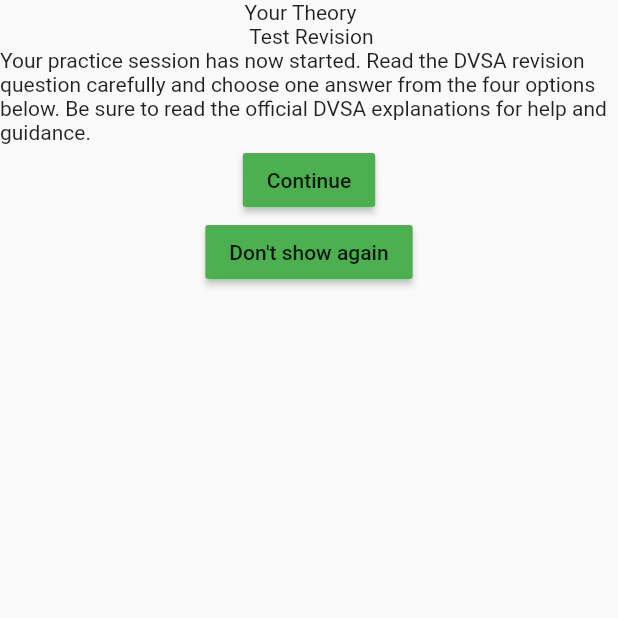
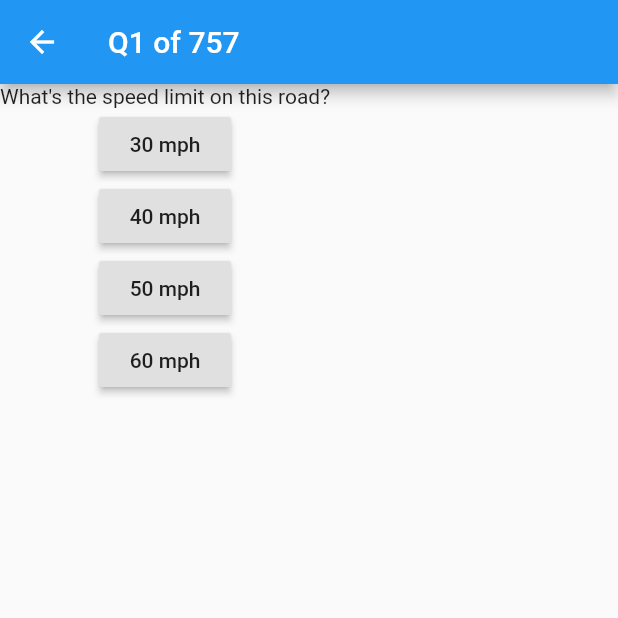
Before and after one commit to Impulseone/DrivingTheoryTest, a Flutter app: the WarningScreen screen opened directly, after a tap on "Don't show again", on a phone screen of 412 x 824 dp, the top half of it. Run offline on Flutter 3.47's test engine with Material 2 defaults, Android fonts, the phone set to English and light mode, and no system bars; our stand-ins replace rxdart.

Commit message:
question screen completed

```diff
--- /dev/null
+++ b/dirving_theory_test/assets/questions.json
@@ -0,0 +1,24 @@
+[
+  {
+    "id": 1,
+    "hasImage": true,
+    "question": "What's the speed limit on this road?",
+    "answer_1": "30 mph",
+    "answer_2": "40 mph",
+    "answer_3": "50 mph",
+    "answer_4": "60 mph",
+    "right_answer": 4,
+    "explanation": "If you're driving in a built-up area, the speed limit will be low"
+  },
+  {
+    "id": 2,
+    "hasImage": false,
+    "question": "You're approaching a red light at a puffing crossing. Pedestrians are on the crossing. When will the red light change?",
+    "answer_1": "When the pedestrians push the button on the far side of the crossing",
+    "answer_2": "When a driver from the opposite direction reaches the crossing",
+    "answer_3": "When the pedestrians have cleared the crossing",
+    "answer_4": "When you start to edge forward onto the crossing",
+    "right_answer": 3,
+    "explanation": "A sensor will automatically detect that the pedestrians have reached a safe position."
+  }
+]
--- /dev/null
+++ b/dirving_theory_test/lib/bloc/questionBloc.dart
@@ -0,0 +1,28 @@
+import 'dart:convert';
+
+import 'package:dirving_theory_test/model/question.dart';
+import 'package:flutter/services.dart';
+import 'package:rxdart/rxdart.dart';
+
+class QuestionBloc {
+  final BehaviorSubject<List<Question>> _questionController =
+      BehaviorSubject<List<Question>>();
+
+  Stream<List<Question>> get questions => _questionController.stream;
+
+  Future<List<Question>> readQuestionsFromFile() async {
+    List<Question> questions = List();
+    String json = await rootBundle.loadString("assets/questions.json");
+    final List<dynamic> response = jsonDecode(json);
+    response.forEach((element) {
+      Question question = Question.fromJson(element);
+      questions.add(question);
+    });
+    _questionController.sink.add(questions);
+    return questions;
+  }
+
+  void dispose() {
+    _questionController.close();
+  }
+}
--- /dev/null
+++ b/dirving_theory_test/lib/model/question.dart
@@ -0,0 +1,50 @@
+class Question {
+  int id;
+  bool hasImage;
+  String question;
+  String answer1;
+  String answer2;
+  String answer3;
+  String answer4;
+  int rightAnswer;
+  String explanation;
+
+  Question(
+      {this.id,
+      this.hasImage,
+      this.question,
+      this.answer1,
+      this.answer2,
+      this.answer3,
+      this.answer4,
+      this.rightAnswer,
+      this.explanation});
+
+  static Question fromJson(json) {
+    return Question(
+      id: json["id"],
+      hasImage: json["hasImage"],
+      question: json["question"],
+      answer1: json["answer_1"],
+      answer2: json["answer_2"],
+      answer3: json["answer_3"],
+      answer4: json["answer_4"],
+      rightAnswer: json["right_answer"],
+      explanation: json["explanation"],
+    );
+  }
+
+  Map<String, dynamic> toJson() {
+    return {
+      'id': id,
+      'hasImage': hasImage,
+      'question': question,
+      'answer1': answer1,
+      'answer2': answer2,
+      'answer3': answer3,
+      'answer4': answer4,
+      'rightAnswer': rightAnswer,
+      'explanation': explanation,
+    };
+  }
+}
--- /dev/null
+++ b/dirving_theory_test/lib/view/question_screen.dart
@@ -0,0 +1,44 @@
+import 'package:dirving_theory_test/bloc/questionBloc.dart';
+import 'package:dirving_theory_test/model/question.dart';
+import 'package:flutter/material.dart';
+
+class QuestionScreen extends StatefulWidget {
+  @override
+  _QuestionScreenState createState() => _QuestionScreenState();
+}
+
+class _QuestionScreenState extends State<QuestionScreen> {
+  int questionNumber = 1;
+  List<Question> questions;
+  QuestionBloc questionBloc = QuestionBloc();
+
+  @override
+  Widget build(BuildContext context) {
+    questionBloc.readQuestionsFromFile();
+    return Scaffold(
+        appBar: AppBar(
+          title: Text("Q1 of 757"),
+        ),
+        body: StreamBuilder<List<Question>>(
+          stream: questionBloc.questions,
+          builder: (context, snapshot) {
+            if (snapshot.hasData && snapshot.data.length > 0)
+              return Column(
+                children: [
+                  Text(snapshot.data[0].question),
+                  RaisedButton(
+                      child: Text(snapshot.data[0].answer1), onPressed: () {}),
+                  RaisedButton(
+                      child: Text(snapshot.data[0].answer2), onPressed: () {}),
+                  RaisedButton(
+                      child: Text(snapshot.data[0].answer3), onPressed: () {}),
+                  RaisedButton(
+                      child: Text(snapshot.data[0].answer4), onPressed: () {}),
+                ],
+              );
+            else
+              return Column();
+          },
+        ));
+  }
+}
--- a/dirving_theory_test/lib/view/warning_screen.dart
+++ b/dirving_theory_test/lib/view/warning_screen.dart
@@ -1,3 +1,4 @@
+import 'package:dirving_theory_test/view/question_screen.dart';
 import 'package:flutter/material.dart';
 
 class WarningScreen extends StatelessWidget {
@@ -14,7 +15,10 @@ class WarningScreen extends StatelessWidget {
           RaisedButton(
               child: Text("Don't show again"),
               color: Colors.green,
-              onPressed: () {})
+              onPressed: () {
+                Navigator.of(context).push(
+                    MaterialPageRoute(builder: (context) => QuestionScreen()));
+              })
         ],
       ),
     );
--- a/dirving_theory_test/pubspec.yaml
+++ b/dirving_theory_test/pubspec.yaml
@@ -23,6 +23,8 @@ environment:
 dependencies:
   flutter:
     sdk: flutter
+  rxdart: ^0.22.0
+  path_provider: ^1.6.14
 
 
   # The following adds the Cupertino Icons font to your application.
@@ -39,6 +41,9 @@ dev_dependencies:
 # The following section is specific to Flutter.
 flutter:
 
+  assets:
+    - assets/questions.json
+    - assets/1.jpg
   # The following line ensures that the Material Icons font is
   # included with your application, so that you can use the icons in
   # the material Icons class.
```
Also changed, not shown: dirving_theory_test/assets/1.jpg (added), dirving_theory_test/pubspec.lock, 3 other files.
